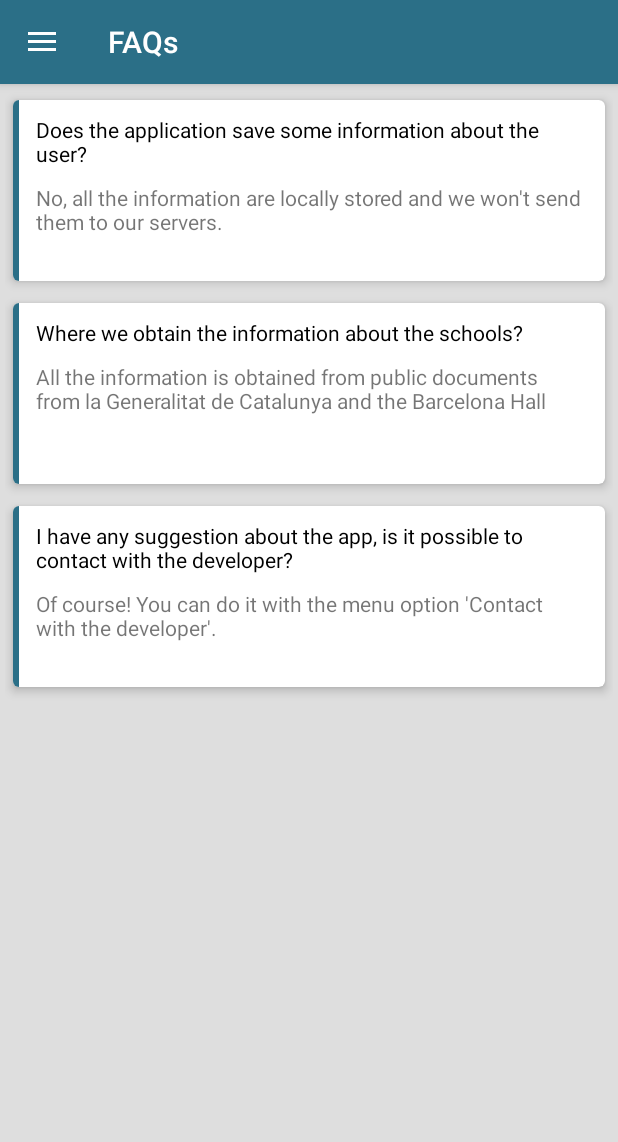
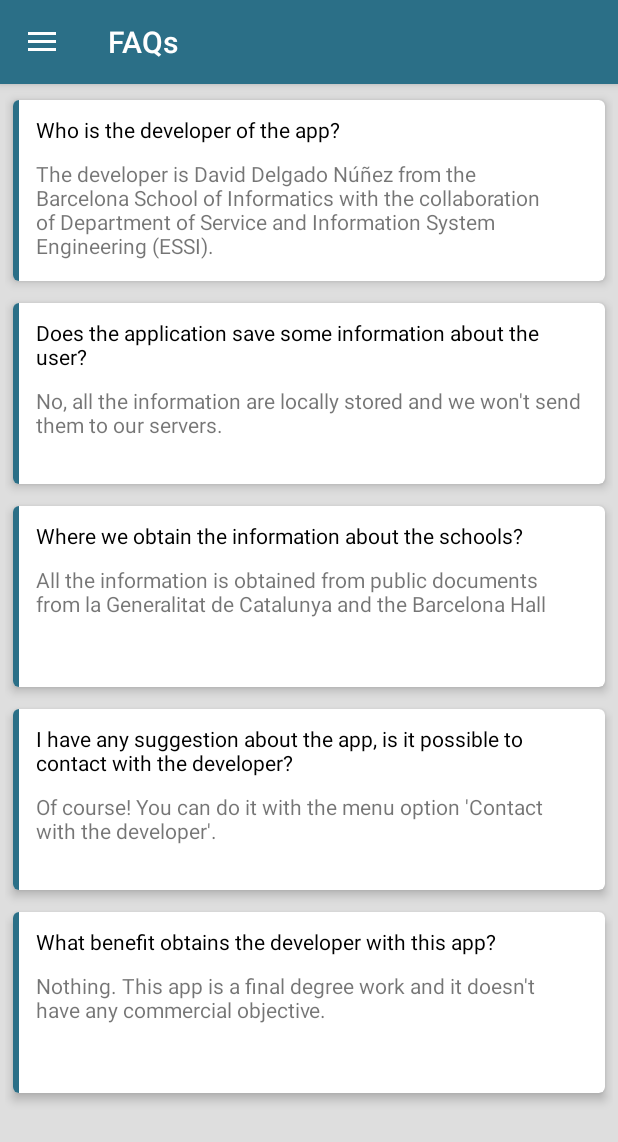
Before and after one commit to daviddn91/CentroEstudios, an Android app: the screen it shows after launch (MainActivity), after a tap on "FAQs", on a phone screen of 412 x 824 dp. Shown: the top 1142 px of the screen. Run offline under Robolectric (Android 15) with nearby library versions, the phone set to English and light mode, and no system bars; 2 statements that could not run were skipped; 1 other tap on this screen came first.

Commit message:
Nueva entrada en FAQs

```diff
--- a/app/src/main/java/com/example/david/centroestudios/fragments/FragmentFaqs.java
+++ b/app/src/main/java/com/example/david/centroestudios/fragments/FragmentFaqs.java
@@ -113,9 +113,12 @@ public class FragmentFaqs extends Fragment {
 
         List<Faqs> items = new ArrayList<>();
 
+        items.add(new Faqs(getResources().getString(R.string.faqs_pregunta5),getResources().getString(R.string.faqs_respuesta5)));
         items.add(new Faqs(getResources().getString(R.string.faq_pregunta1),getResources().getString(R.string.faq_respuesta1)));
         items.add(new Faqs(getResources().getString(R.string.faq_pregunta2),getResources().getString(R.string.faq_respuesta2)));
         items.add(new Faqs(getResources().getString(R.string.faq_pregunta3),getResources().getString(R.string.faq_respuesta3)));
+        items.add(new Faqs(getResources().getString(R.string.faq_pregunta4),getResources().getString(R.string.faq_respuesta4)));
+
 
         // Obtener el Recycler
         recycler = (RecyclerView) view.findViewById(R.id.recicladorFaqs);
--- a/app/src/main/res/values/strings.xml
+++ b/app/src/main/res/values/strings.xml
@@ -46,7 +46,7 @@
     <string name="eso">Secondary education</string>
     <string name="primaria">Elementary education</string>
     <string name="infantil">Childhood education</string>
-    <string name="colaboracion">In collaboration with ESSI department</string>
+    <string name="colaboracion">Barcelona School of Informatics</string>
     <string name="sinresultadoslocalizacion">There are not results for this location</string>
     <string name="introducelocalizacion">Please introduce a location to search schools</string>
     <string name="errorlocalizacion">There are some problems connecting with the Google location service. Check your connection or contact with the developer.</string>
@@ -66,4 +66,8 @@
     <string name="faq_respuesta3">Of course! You can do it with the menu option \'Contact with the developer\'.</string>
     <string name="telefono">Phone</string>
     <string name="activaelgps">Enable the GPS and the Internet connection to use the application</string>
+    <string name="faq_pregunta4">What benefit obtains the developer with this app?</string>
+    <string name="faq_respuesta4">Nothing. This app is a final degree work and it doesn\'t have any commercial objective.</string>
+    <string name="faqs_pregunta5">Who is the developer of the app?</string>
+    <string name="faqs_respuesta5">The developer is David Delgado Núñez from the Barcelona School of Informatics with the collaboration of Department of Service and Information System Engineering (ESSI).</string>
 </resources>
```
Also changed, not shown: 3 other files.
